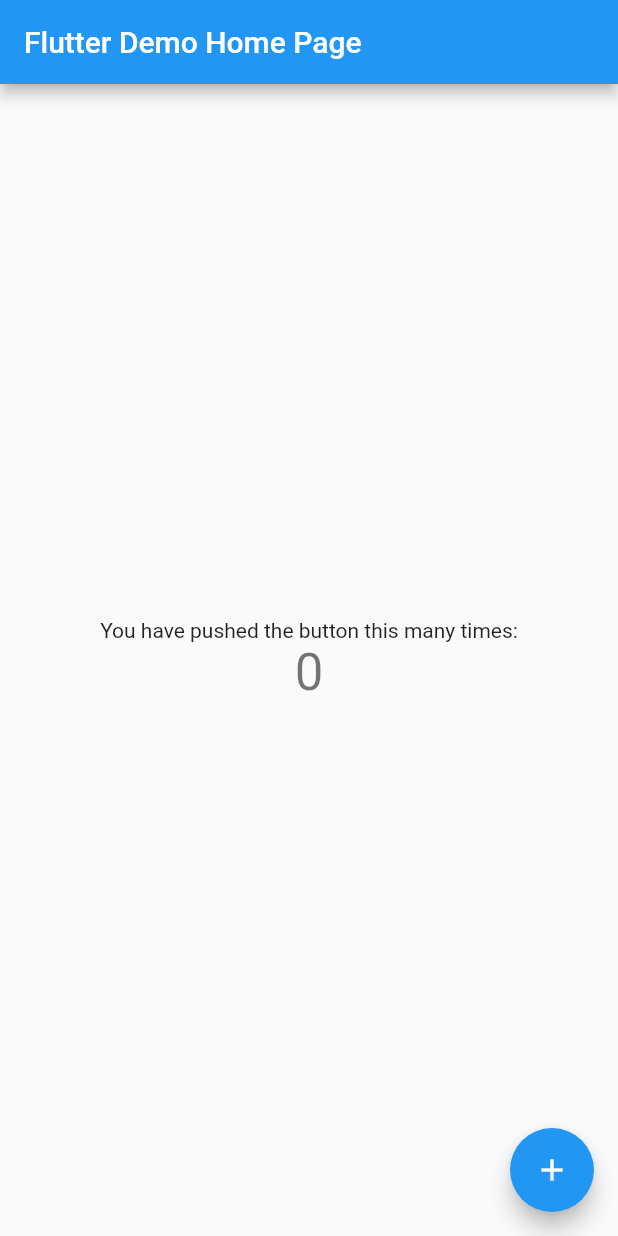
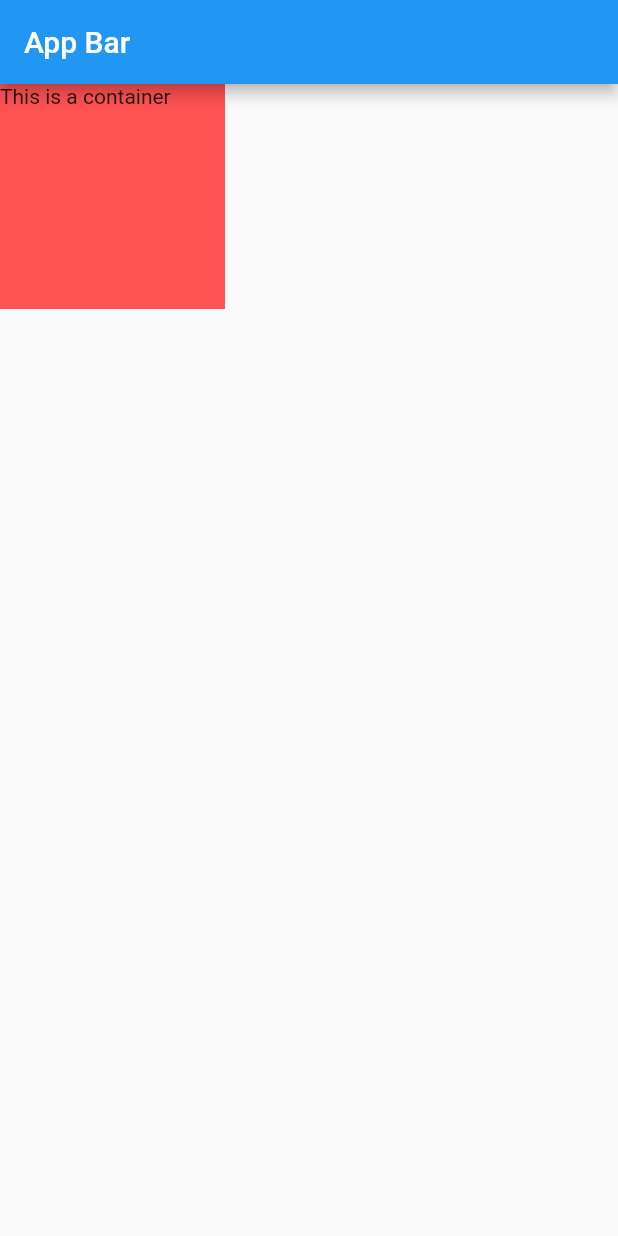
Before and after one commit to divyakumari12/fitorbit_app, a Flutter app: the screen it shows after launch, on a phone screen of 412 x 824 dp. Run offline on Flutter 3.47's test engine with Material 2 defaults, Android fonts, the phone set to English and light mode, and no system bars.

Commit message:
Container

```diff
--- a/demo_app/lib/main.dart
+++ b/demo_app/lib/main.dart
@@ -13,103 +13,40 @@
     return MaterialApp(
       title: 'Flutter Demo',
       theme: ThemeData(
-        // This is the theme of your application.
-        //
-        // Try running your application with "flutter run". You'll see the
-        // application has a blue toolbar. Then, without quitting the app, try
-        // changing the primarySwatch below to Colors.green and then invoke
-        // "hot reload" (press "r" in the console where you ran "flutter run",
-        // or simply save your changes to "hot reload" in a Flutter IDE).
-        // Notice that the counter didn't reset back to zero; the application
-        // is not restarted.
+
         primarySwatch: Colors.blue,
       ),
-      home: const MyHomePage(title: 'Flutter Demo Home Page'),
+      home: const MyHomePage(),
     );
   }
 }
 
 class MyHomePage extends StatefulWidget {
-  const MyHomePage({super.key, required this.title});
-
-  // This widget is the home page of your application. It is stateful, meaning
-  // that it has a State object (defined below) that contains fields that affect
-  // how it looks.
-
-  // This class is the configuration for the state. It holds the values (in this
-  // case the title) provided by the parent (in this case the App widget) and
-  // used by the build method of the State. Fields in a Widget subclass are
-  // always marked "final".
-
-  final String title;
+  const MyHomePage({Key? key}):super(key: key);
 
   @override
   State<MyHomePage> createState() => _MyHomePageState();
 }
 
 class _MyHomePageState extends State<MyHomePage> {
-  int _counter = 0;
-
-  void _incrementCounter() {
-    setState(() {
-      // This call to setState tells the Flutter framework that something has
-      // changed in this State, which causes it to rerun the build method below
-      // so that the display can reflect the updated values. If we changed
-      // _counter without calling setState(), then the build method would not be
-      // called again, and so nothing would appear to happen.
-      _counter++;
-    });
-  }
 
   @override
   Widget build(BuildContext context) {
-    // This method is rerun every time setState is called, for instance as done
-    // by the _incrementCounter method above.
-    //
-    // The Flutter framework has been optimized to make rerunning build methods
-    // fast, so that you can just rebuild anything that needs updating rather
-    // than having to individually change instances of widgets.
+
     return Scaffold(
       appBar: AppBar(
         // Here we take the value from the MyHomePage object that was created by
         // the App.build method, and use it to set our appbar title.
-        title: Text(widget.title),
+        title: Text("App Bar"),
       ),
-      body: Center(
-        // Center is a layout widget. It takes a single child and positions it
-        // in the middle of the parent.
-        child: Column(
-          // Column is also a layout widget. It takes a list of children and
-          // arranges them vertically. By default, it sizes itself to fit its
-          // children horizontally, and tries to be as tall as its parent.
-          //
-          // Invoke "debug painting" (press "p" in the console, choose the
-          // "Toggle Debug Paint" action from the Flutter Inspector in Android
-          // Studio, or the "Toggle Debug Paint" command in Visual Studio Code)
-          // to see the wireframe for each widget.
-          //
-          // Column has various properties to control how it sizes itself and
-          // how it positions its children. Here we use mainAxisAlignment to
-          // center the children vertically; the main axis here is the vertical
-          // axis because Columns are vertical (the cross axis would be
-          // horizontal).
-          mainAxisAlignment: MainAxisAlignment.center,
-          children: <Widget>[
-            const Text(
-              'You have pushed the button this many times:',
-            ),
-            Text(
-              '$_counter',
-              style: Theme.of(context).textTheme.headline4,
-            ),
-          ],
+      body: SafeArea(
+        child: Container(
+          height: 150,
+          width: 150,
+          color: Colors.redAccent,
+          child: Text("This is a container"),
+          )
         ),
-      ),
-      floatingActionButton: FloatingActionButton(
-        onPressed: _incrementCounter,
-        tooltip: 'Increment',
-        child: const Icon(Icons.add),
-      ), // This trailing comma makes auto-formatting nicer for build methods.
-    );
+      );
   }
 }
```
